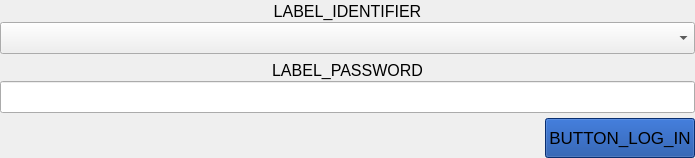
The window that parsec/core/gui/forms/login_login_widget.ui (Scille/parsec-cloud) describes before a commit, drawn with Qt 5.
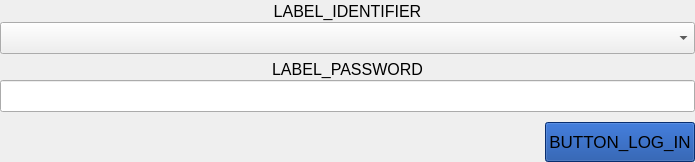
The same window after the commit. Custom widgets are drawn as their Qt base class.

```diff
--- a/parsec/core/gui/forms/login_login_widget.ui
+++ b/parsec/core/gui/forms/login_login_widget.ui
@@ -7,7 +7,7 @@
     <x>0</x>
     <y>0</y>
     <width>695</width>
-    <height>158</height>
+    <height>162</height>
    </rect>
   </property>
   <property name="sizePolicy">
@@ -222,6 +222,9 @@
            <property name="spacing">
             <number>0</number>
            </property>
+           <property name="topMargin">
+            <number>5</number>
+           </property>
            <item>
             <spacer name="horizontalSpacer">
              <property name="orientation">
```
